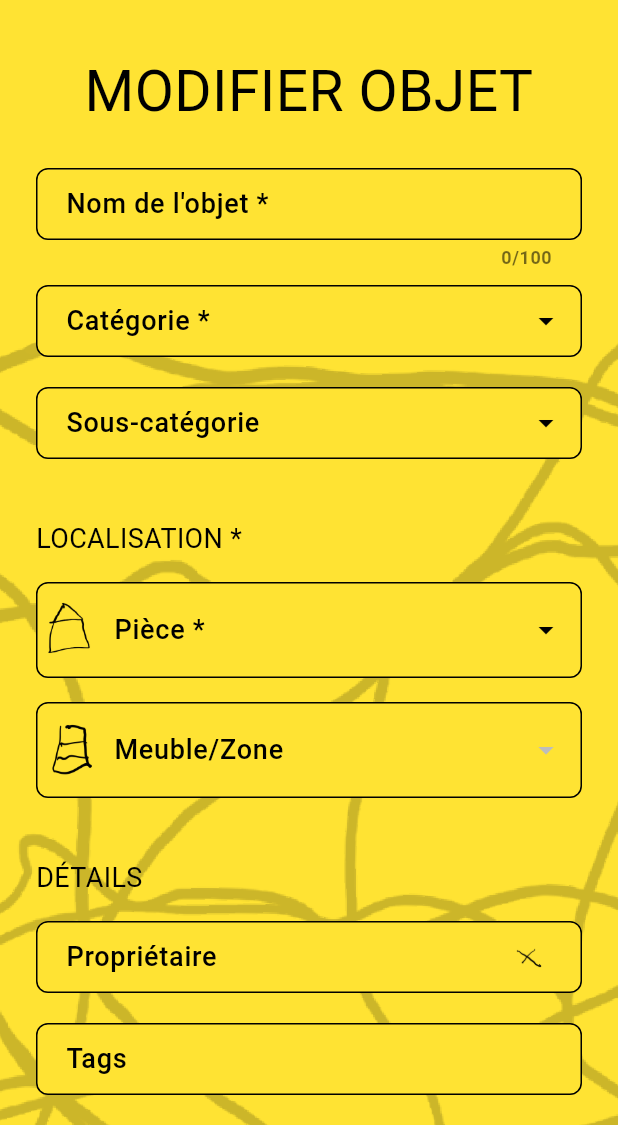
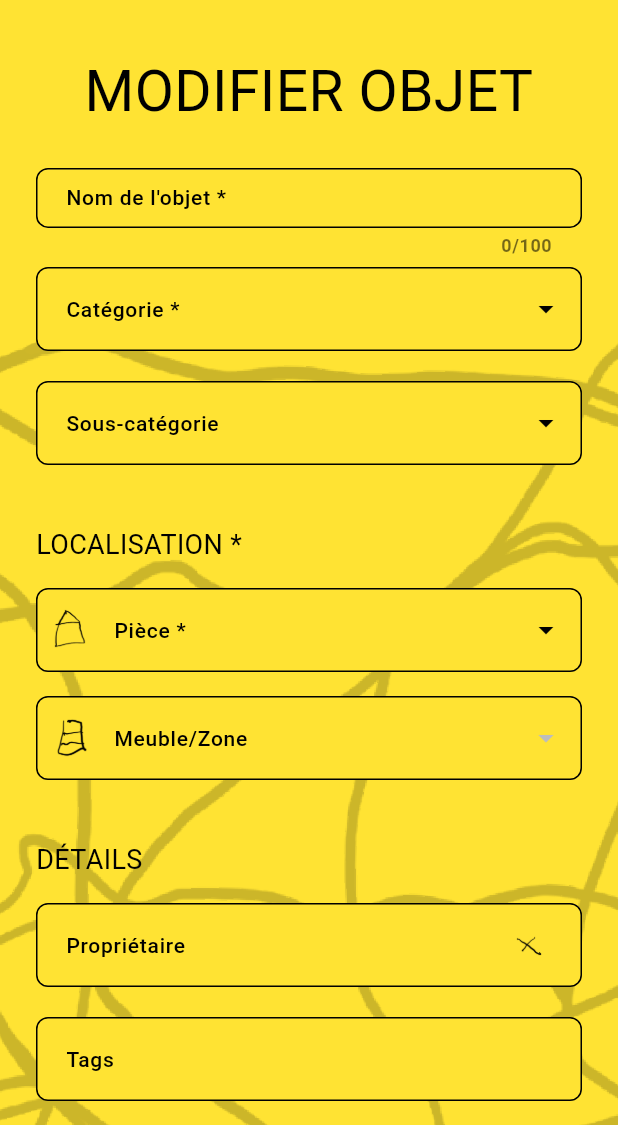
Before and after one commit to florianleux/scrountch, a Flutter app: the ItemDetailScreen screen opened directly with empty values, after a tap on "MODIFIER", on a phone screen of 412 x 824 dp, the part 111-1236 px from its top. Run offline on Flutter 3.47's test engine with Material 3 defaults, Android fonts, the phone set to English and light mode, and no system bars; our stand-ins replace cloud_firestore, csv, file_picker, firebase_auth, firebase_core, permission_handler; accounts and stored records are empty; generated files the repository leaves out were written again; network calls fail; Roboto replaces fonts that are missing (Chivo, DelaGothicOne).

Commit message:
feat: standardize input widget heights and font sizes
✨ INPUT STANDARDIZATION:
- Add new constants in UnifiedTheme:
  * inputHeight: 56px (standardized for all inputs)
  * inputFontSize: 16px (text content)
  * inputLabelFontSize: 14px (labels)
  * inputIconSize: 24px (icons in inputs)
  * inputContentPadding: consistent padding

🔧 WIDGET UPDATES:
- CustomTextField: wrap in SizedBox with fixed height
- CustomDropdown: standardize height and font sizes
- CustomIconDropdown: uniform icon size and padding
- TagInputField: consistent height and typography

🎯 BENEFITS:
- All input widgets now have identical 56px height
- Consistent typography across all inputs
- Icons properly sized and aligned
- Better visual harmony in forms
- Responsive design maintained

```diff
--- a/lib/theme/unified_theme.dart
+++ b/lib/theme/unified_theme.dart
@@ -44,7 +44,7 @@ class UnifiedTheme {
   static const TextStyle textFieldStyle = TextStyle(
     fontFamily: bodyFont,
     color: textBlack,
-    fontSize: 12,
+    fontSize: inputFontSize,
     fontWeight: FontWeight.normal,
   );
 
@@ -77,6 +77,13 @@ class UnifiedTheme {
   static const double verticalPadding = 24.0;
   static const double borderRadius = 8.0;
   static const double borderWidth = 1.0;
+
+  // =================== INPUT STANDARDIZATION ===================
+  static const double inputHeight = 56.0; // Hauteur standardisée pour tous les inputs
+  static const double inputFontSize = 16.0; // Taille de police standardisée
+  static const double inputLabelFontSize = 14.0; // Taille de police des labels
+  static const double inputIconSize = 24.0; // Taille des icônes dans les inputs
+  static const EdgeInsets inputContentPadding = EdgeInsets.symmetric(vertical: 16.0, horizontal: 16.0);
 
   // =================== STYLES DE BOUTONS ===================
   static ButtonStyle get primaryButtonStyle => ElevatedButton.styleFrom(
@@ -116,19 +123,16 @@ class UnifiedTheme {
 
   // =================== THÈME D'INPUT ===================
   static InputDecorationTheme get inputDecorationTheme => InputDecorationTheme(
-        contentPadding: const EdgeInsets.symmetric(
-          vertical: 12,
-          horizontal: 16,
-        ),
+        contentPadding: inputContentPadding,
         labelStyle: const TextStyle(
           fontFamily: bodyFont,
-          fontSize: 18,
+          fontSize: inputLabelFontSize,
           fontWeight: FontWeight.w500,
           color: textBlack,
         ),
         hintStyle: const TextStyle(
           fontFamily: bodyFont,
-          fontSize: 18,
+          fontSize: inputFontSize,
           fontWeight: FontWeight.w300,
           color: textBlack,
         ),
--- a/lib/widgets/custom_dropdown.dart
+++ b/lib/widgets/custom_dropdown.dart
@@ -28,31 +28,34 @@ class CustomDropdown<T> extends StatelessWidget {
 
   @override
   Widget build(BuildContext context) {
-    return DropdownButtonFormField<T>(
+    return SizedBox(
+      height: UnifiedTheme.inputHeight,
+      child: DropdownButtonFormField<T>(
         value: value,
         isExpanded: isExpanded,
         style: TextStyle(
-        color: Colors.black,
+          color: UnifiedTheme.textBlack,
           fontWeight: FontWeight.w500,
-        fontSize: fontSize,
+          fontSize: fontSize ?? UnifiedTheme.inputFontSize,
         ),
-      iconEnabledColor: Colors.black,
-      dropdownColor: UnifiedTheme.primaryYellow, // Couleur de fond du dropdown
+        iconEnabledColor: UnifiedTheme.textBlack,
+        dropdownColor: UnifiedTheme.primaryYellow,
         decoration: InputDecoration(
           labelText: isRequired ? '$labelText *' : labelText,
           labelStyle: const TextStyle(
-          fontSize: 18,
-          color: Colors.black,
+            fontSize: UnifiedTheme.inputLabelFontSize,
+            color: UnifiedTheme.textBlack,
             fontWeight: FontWeight.w500,
           ),
           suffixIcon: suffixIcon,
           filled: true,
-        fillColor: UnifiedTheme.primaryYellow, // Couleur de fond du champ
-        // Le contentPadding vient du thème global
+          fillColor: UnifiedTheme.primaryYellow,
+          contentPadding: UnifiedTheme.inputContentPadding,
         ),
         items: items,
         onChanged: onChanged,
         validator: validator,
+      ),
     );
   }
 }
@@ -86,44 +89,43 @@ class CustomIconDropdown<T> extends StatelessWidget {
 
   @override
   Widget build(BuildContext context) {
-    return DropdownButtonFormField<T>(
+    return SizedBox(
+      height: UnifiedTheme.inputHeight,
+      child: DropdownButtonFormField<T>(
         value: value,
         isExpanded: isExpanded,
         style: TextStyle(
-        color: Colors.black,
+          color: UnifiedTheme.textBlack,
           fontWeight: FontWeight.w500,
-        fontSize: fontSize,
+          fontSize: fontSize ?? UnifiedTheme.inputFontSize,
         ),
-      iconEnabledColor: Colors.black,
-      dropdownColor: UnifiedTheme.primaryYellow, // Couleur de fond du dropdown
+        iconEnabledColor: UnifiedTheme.textBlack,
+        dropdownColor: UnifiedTheme.primaryYellow,
         decoration: InputDecoration(
           labelText: isRequired ? '$labelText *' : labelText,
           labelStyle: const TextStyle(
-          fontSize: 18,
-          color: Colors.black,
+            fontSize: UnifiedTheme.inputLabelFontSize,
+            color: UnifiedTheme.textBlack,
             fontWeight: FontWeight.w500,
           ),
-        contentPadding: const EdgeInsets.symmetric(
-          vertical: 20,
-          horizontal: 12,
-        ),
+          contentPadding: UnifiedTheme.inputContentPadding,
           prefixIcon: Padding(
-          padding: const EdgeInsets.all(
-              2.0), // Réduit pour uniformiser la hauteur avec les autres champs
+            padding: const EdgeInsets.all(8.0),
             child: Image.asset(
               iconAsset,
-            width: 32,
-            height: 32,
-            color: Colors.black, // Couleur de l'icône
+              width: UnifiedTheme.inputIconSize,
+              height: UnifiedTheme.inputIconSize,
+              color: UnifiedTheme.textBlack,
             ),
           ),
           suffixIcon: suffixIcon,
           filled: true,
-        fillColor: UnifiedTheme.primaryYellow, // Couleur de fond du champ
+          fillColor: UnifiedTheme.primaryYellow,
         ),
         items: items,
         onChanged: onChanged,
         validator: validator,
+      ),
     );
   }
 }
--- a/lib/widgets/custom_text_field.dart
+++ b/lib/widgets/custom_text_field.dart
@@ -1,4 +1,5 @@
 import 'package:flutter/material.dart';
+import '../theme/unified_theme.dart';
 
 class CustomTextField extends StatelessWidget {
   final TextEditingController? controller;
@@ -30,9 +31,11 @@ class CustomTextField extends StatelessWidget {
 
   @override
   Widget build(BuildContext context) {
-    return TextFormField(
+    return SizedBox(
+      height: UnifiedTheme.inputHeight,
+      child: TextFormField(
         controller: controller,
-      style: Theme.of(context).textTheme.bodySmall, // Style global des inputs
+        style: UnifiedTheme.textFieldStyle,
         maxLength: maxLength,
         maxLines: maxLines,
         validator: validator,
@@ -43,8 +46,10 @@ class CustomTextField extends StatelessWidget {
           labelText: labelText,
           hintText: hintText,
           filled: filled,
-        fillColor: fillColor,
+          fillColor: fillColor ?? UnifiedTheme.primaryYellow,
+          contentPadding: UnifiedTheme.inputContentPadding,
           // Le reste du style vient du thème global inputDecorationTheme
+        ),
       ),
     );
   }
--- a/lib/widgets/tag_input_field.dart
+++ b/lib/widgets/tag_input_field.dart
@@ -72,18 +72,21 @@ class _TagInputFieldState extends State<TagInputField> {
       crossAxisAlignment: CrossAxisAlignment.start,
       children: [
         // Champ de saisie
-        TextFormField(
+        SizedBox(
+          height: UnifiedTheme.inputHeight,
+          child: TextFormField(
             controller: _controller,
             focusNode: _focusNode,
-          style: Theme.of(context).textTheme.bodySmall,
-          textAlign: TextAlign.left, // Alignement à gauche explicite
+            style: UnifiedTheme.textFieldStyle,
+            textAlign: TextAlign.left,
             decoration: InputDecoration(
               labelText: widget.labelText,
               labelStyle: const TextStyle(
-              fontSize: 18,
-              color: Colors.black,
+                fontSize: UnifiedTheme.inputLabelFontSize,
+                color: UnifiedTheme.textBlack,
                 fontWeight: FontWeight.w500,
               ),
+              contentPadding: UnifiedTheme.inputContentPadding,
             hintText: _tags.length < widget.maxTags
                 ? 'Tapez un tag et appuyez sur Entrée'
                 : 'Maximum ${widget.maxTags} tags atteint',
@@ -97,9 +100,9 @@ class _TagInputFieldState extends State<TagInputField> {
                     ? IconButton(
                         icon: Image.asset(
                           'assets/images/plus_icon.png',
-                          width: 20,
-                          height: 20,
-                          color: Colors.black,
+                          width: UnifiedTheme.inputIconSize,
+                          height: UnifiedTheme.inputIconSize,
+                          color: UnifiedTheme.textBlack,
                         ),
                         onPressed: () => _addTag(_controller.text),
                       )
@@ -114,6 +117,7 @@ class _TagInputFieldState extends State<TagInputField> {
             onChanged: (value) {
               // L'icône plus se met à jour automatiquement via _controller.text.isNotEmpty
             },
+          ),
         ),
 
         // Affichage des tags existants
```
Lines whose indentation alone changed are shown as unchanged.
